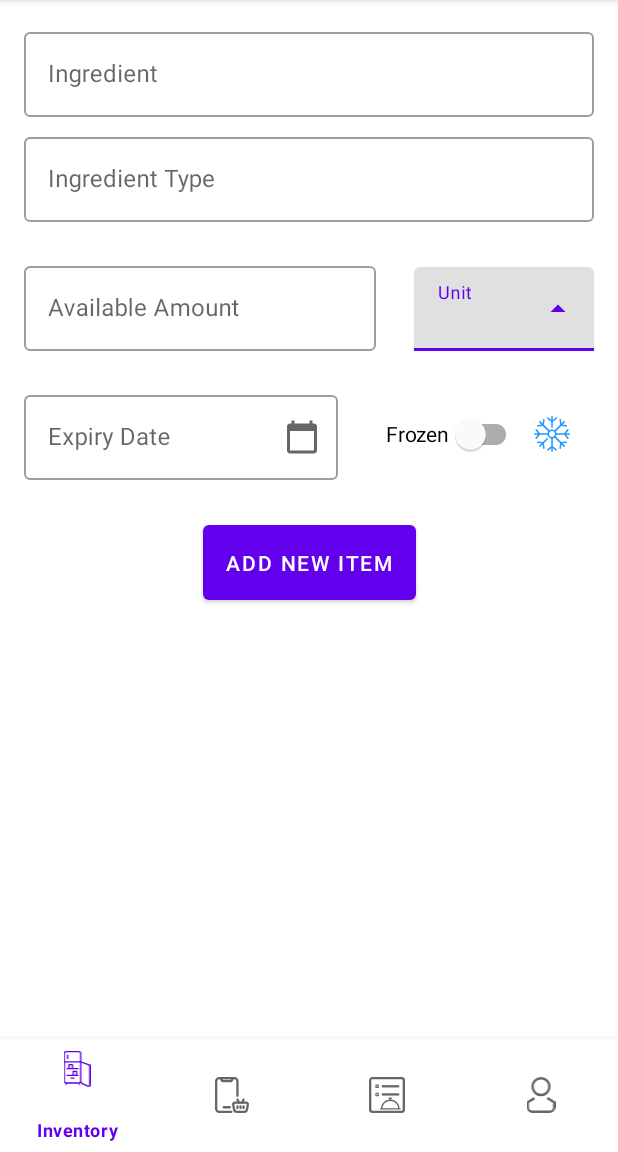
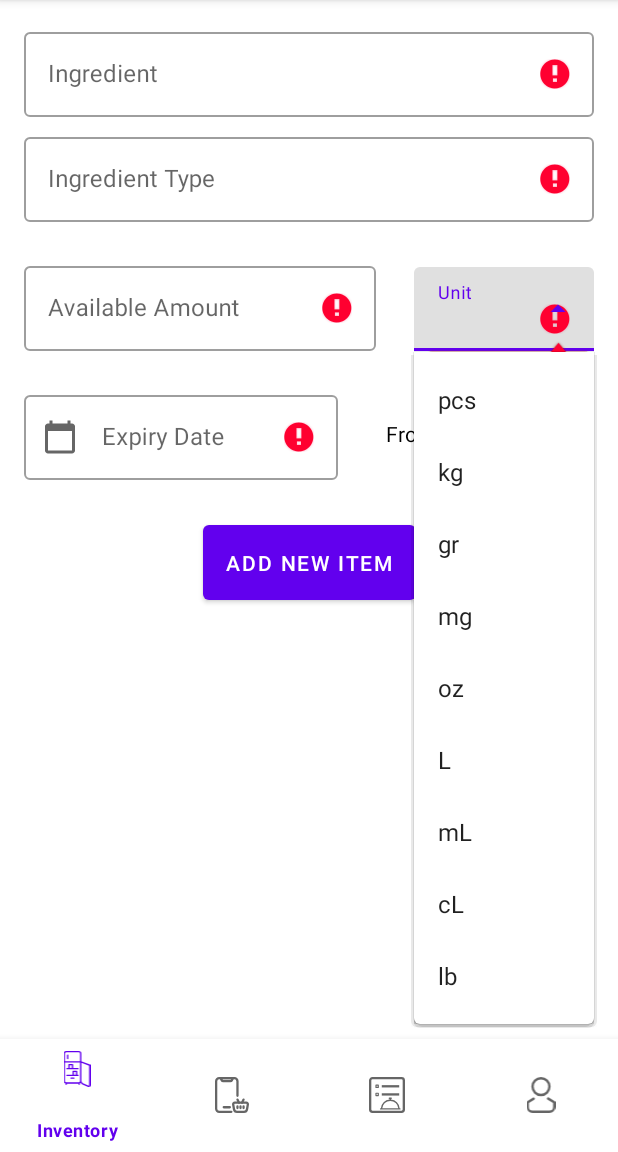
Before and after one commit to aryeahtyagi/diett, an Android app: the InventoryAddItem screen opened through its navigation route, after a tap on an icon or button, on a phone screen of 412 x 824 dp, the part 84-1236 px from its top. Run offline under Robolectric (Android 15) with nearby library versions, the phone set to English and light mode, and no system bars; our stand-ins replace navigation-ui; 1 other tap on this screen came first.

Commit message:
insert new inventory item funcitonality completed

```diff
--- a/app/src/main/AndroidManifest.xml
+++ b/app/src/main/AndroidManifest.xml
@@ -3,6 +3,7 @@
     package="com.aryanakbarpour.dietplanner">
 
     <application
+        android:name=".DietPlannerApplication"
         android:allowBackup="true"
         android:icon="@mipmap/ic_launcher"
         android:label="@string/app_name"
--- a/app/src/main/java/com/aryanakbarpour/dietplanner/InventoryAddItem.kt
+++ b/app/src/main/java/com/aryanakbarpour/dietplanner/InventoryAddItem.kt
@@ -1,35 +1,167 @@
 package com.aryanakbarpour.dietplanner
 
+import android.R
+import android.app.DatePickerDialog
 import android.os.Bundle
 import android.view.LayoutInflater
 import android.view.View
 import android.view.ViewGroup
+import android.widget.ArrayAdapter
 import androidx.fragment.app.Fragment
+import androidx.fragment.app.activityViewModels
+import androidx.navigation.fragment.findNavController
+import com.aryanakbarpour.dietplanner.databinding.FragmentInventoryAddItemBinding
+import com.aryanakbarpour.dietplanner.viewmodel.InventoryViewModel
+import com.aryanakbarpour.dietplanner.viewmodel.InventoryViewModelFactory
+import java.util.*
 
 class InventoryAddItem : Fragment() {
+    private val viewModel: InventoryViewModel by activityViewModels{
+        InventoryViewModelFactory(
+            (activity?.application as DietPlannerApplication).database.ingredientDao(),
+            (activity?.application as DietPlannerApplication).database.inventoryDao()
+        )
+    }
+
+    private var _binding: FragmentInventoryAddItemBinding? = null
+    private val binding get() = _binding!!
+
+    private lateinit var expiryDate: Date
 
     override fun onCreateView(
         inflater: LayoutInflater, container: ViewGroup?,
         savedInstanceState: Bundle?
     ): View? {
         // Inflate the layout for this fragment
-        return inflater.inflate(R.layout.fragment_inventory_add_item, container, false)
+        _binding = FragmentInventoryAddItemBinding.inflate(inflater, container, false)
+        return binding.root
     }
 
-    companion object {
-        /**
-         * Use this factory method to create a new instance of
-         * this fragment using the provided parameters.
-         *
-         * @param param1 Parameter 1.
-         * @param param2 Parameter 2.
-         * @return A new instance of fragment InventoryAddItem.
-         */
-        // TODO: Rename and change types and number of parameters
-        @JvmStatic
-        fun newInstance(param1: String, param2: String) =
-            InventoryAddItem().apply {
+    override fun onViewCreated(view: View, savedInstanceState: Bundle?) {
+        super.onViewCreated(view, savedInstanceState)
 
+        binding.addItemConfirmBtn.setOnClickListener {addNewInventoryItem()}
+
+        // Setup ingredients inputs autocomplete values
+        viewModel.retrieveIngredients().observe(this.viewLifecycleOwner) {
+            val ingredientsListNames: MutableList<String>  = mutableListOf()
+            for (i in it) {
+                ingredientsListNames.add(i.ingredientName)
             }
+            val ingredientAutoCompleteAdapter = ArrayAdapter(view.context, R.layout.simple_list_item_1, ingredientsListNames)
+            binding.ingredientNameTextInput.setAdapter(ingredientAutoCompleteAdapter)
+        }
+
+        binding.ingredientNameTextInput.setOnItemClickListener {_, _, _, _ ->
+            viewModel.retrieveCategoryFromIngredientName(binding.ingredientNameTextInput.text.toString())
+                .observe(this.viewLifecycleOwner) {
+                    binding.categoryTextInput.setText(it[0].categoryName)
+                }
+
+        }
+
+        // Setup categories inputs autocomplete values
+        viewModel.retrieveIngredientCategories().observe(this.viewLifecycleOwner) {
+            val categoriesNameList: MutableList<String> = mutableListOf()
+            for (i in it){
+                categoriesNameList.add(i.categoryName)
+            }
+            val categoriesAutoCompleteAdapter = ArrayAdapter(view.context, R.layout.simple_list_item_1, categoriesNameList)
+            binding.categoryTextInput.setAdapter(categoriesAutoCompleteAdapter)
+        }
+
+        // setup date picker
+        val cal = Calendar.getInstance()
+        val year = cal.get(Calendar.YEAR)
+        val month = cal.get(Calendar.MONTH)
+        val day = cal.get(Calendar.DAY_OF_MONTH)
+
+        binding.expiryPickerInput.setOnFocusChangeListener { _, b ->
+            if (b) {
+                val datePickerDialog = DatePickerDialog(
+                    view.context,
+                    DatePickerDialog.OnDateSetListener { _, mYear, mMonth, mDay ->
+                        val pickedString = "$mDay/$mMonth/$mYear"
+                        binding.expiryPickerInput.setText(pickedString)
+
+                        cal.set(mYear, mMonth, mDay)
+                        expiryDate = cal.time
+                        println(expiryDate.toString())
+                        binding.expiryPickerField.isErrorEnabled = false
+                    },
+                    year,
+                    month,
+                    day
+                )
+                datePickerDialog.show()
+            }
+
+
+        }
+
+        // Setup units
+        val units = resources.getStringArray(com.aryanakbarpour.dietplanner.R.array.units)
+        val unitsAdapter = ArrayAdapter(view.context, R.layout.simple_list_item_1, units)
+        binding.amountTypeExposedDropdown.setAdapter(unitsAdapter)
+
+    }
+
+    private fun addNewInventoryItem() {
+
+        if (!validateInputFields())
+            return
+
+        val frozenState = binding.isFrozenSwitch.isChecked
+
+        val quantity = binding.quantityTextInput.text.toString() +
+                        " " +
+                        binding.amountTypeExposedDropdown.text.toString()
+
+
+        val name = binding.ingredientNameTextInput.text.toString()
+        val category = binding.categoryTextInput.text.toString()
+
+        if (!this::expiryDate.isInitialized && frozenState) {
+            if (frozenState)
+                expiryDate = Calendar.getInstance().time
+            else
+                return
+        }
+
+        viewModel.addNewInventoryItem(quantity , expiryDate, frozenState, name, category)
+
+        val action = InventoryAddItemDirections.actionInventoryAddItemToInventoryFragment()
+        findNavController().navigate(action)
+    }
+
+    private fun validateInputFields() : Boolean {
+
+        var checkValid : Boolean = true
+        if (binding.ingredientNameTextInput.text.toString().isEmpty()) {
+            binding.ingredientNameTextInput.error = "Enter name of ingredient"
+            checkValid = false
+        }
+
+        if (binding.categoryTextInput.text.toString().isEmpty()) {
+            binding.categoryTextInput.error = "Enter category of ingredient"
+            checkValid = false
+        }
+
+        if (binding.quantityTextInput.text.toString().isEmpty()) {
+            binding.quantityTextInput.error = "Enter the amount"
+            checkValid = false
+        }
+
+        if(binding.amountTypeExposedDropdown.text.toString().isEmpty()) {
+            binding.amountTypeExposedDropdown.error = "Select a unit"
+        }
+
+        if (!this::expiryDate.isInitialized && !binding.isFrozenSwitch.isChecked) {
+            binding.expiryPickerInput.error = "Enter expiry date"
+            checkValid = false
+        }
+
+        return checkValid
+
     }
 }
--- a/app/src/main/java/com/aryanakbarpour/dietplanner/data/Ingredient.kt
+++ b/app/src/main/java/com/aryanakbarpour/dietplanner/data/Ingredient.kt
@@ -5,7 +5,7 @@ import androidx.room.*
 @Entity(tableName = "ingredient_category")
 data class IngredientCategory (
     @PrimaryKey(autoGenerate = true)
-    val id: Int = 0,
+    val id: Long = 0,
     val categoryName: String
 )
 
@@ -19,10 +19,10 @@ data class IngredientCategory (
 ])
 class Ingredient (
     @PrimaryKey(autoGenerate = true)
-    val id: Int = 0,
+    val id: Long = 0,
     val ingredientName: String,
     @ColumnInfo(index = true)
-    val categoryId: Int
+    val categoryId: Long
 )
 
 data class CategorisedIngredients(
--- a/app/src/main/java/com/aryanakbarpour/dietplanner/data/IngredientDao.kt
+++ b/app/src/main/java/com/aryanakbarpour/dietplanner/data/IngredientDao.kt
@@ -6,16 +6,31 @@ import kotlinx.coroutines.flow.Flow
 @Dao
 interface IngredientDao {
     @Insert(onConflict = OnConflictStrategy.IGNORE)
-    suspend fun insertIngredientCat(ingredientCategory: IngredientCategory)
+    suspend fun insertIngredientCat(ingredientCategory: IngredientCategory) : Long
 
     @Insert(onConflict = OnConflictStrategy.IGNORE)
-    suspend fun insertIngredient(ingredient: Ingredient)
+    suspend fun insertIngredient(ingredient: Ingredient) : Long
+
+    @Query("SELECT id FROM ingredient_category WHERE categoryName = :name")
+    suspend fun getCategoryIdFromName(name: String): List<Long>
+
+    @Query("SELECT id FROM ingredient WHERE ingredientName = :name")
+    suspend fun getIngredientIdFromName(name: String): List<Long>
 
     @Query("SELECT * FROM ingredient WHERE ingredientName = :name")
     fun getIngredientFromName(name: String): Flow<List<Ingredient>>
 
     @Query("SELECT * FROM ingredient WHERE id = :id")
-    fun getIngredientFromId(id: Int): Flow<List<Ingredient>>
+    fun getIngredientFromId(id: Long): Flow<List<Ingredient>>
+
+    @Query("SELECT * FROM ingredient_category WHERE id = (SELECT categoryId FROM ingredient WHERE ingredientName = :name)")
+    fun getCategoryFromIngredientName(name: String) : Flow<List<IngredientCategory>>
+
+    @Query("SELECT * FROM ingredient")
+    fun getAllIngredients() : Flow<List<Ingredient>>
+
+    @Query("SELECT * FROM ingredient_category")
+    fun getAllIngredientCategories() : Flow<List<IngredientCategory>>
 
     @Transaction
     @Query("SELECT * FROM ingredient_category")
--- a/app/src/main/java/com/aryanakbarpour/dietplanner/data/Inventory.kt
+++ b/app/src/main/java/com/aryanakbarpour/dietplanner/data/Inventory.kt
@@ -13,9 +13,9 @@ import java.util.*
 ])
 data class InventoryItemDetail(
     @PrimaryKey(autoGenerate = true)
-    val id: Int,
+    val id: Long = 0,
     @ColumnInfo(index = true)
-    val ingredientId: Int,
+    val ingredientId: Long,
     val quantity: String,
     val expiry: Date,
     val isFrozen: Boolean
--- a/app/src/main/java/com/aryanakbarpour/dietplanner/data/InventoryDao.kt
+++ b/app/src/main/java/com/aryanakbarpour/dietplanner/data/InventoryDao.kt
@@ -6,7 +6,7 @@ import kotlinx.coroutines.flow.Flow
 @Dao
 interface InventoryDao {
     @Insert(onConflict = OnConflictStrategy.IGNORE)
-    suspend fun insertInventoryItem(inventoryItemDetail: InventoryItemDetail)
+    suspend fun insertInventoryItem(inventoryItemDetail: InventoryItemDetail) : Long
 
     @Update
     suspend fun updateInventoryItem(inventoryItemDetail: InventoryItemDetail)
--- a/app/src/main/res/layout/fragment_inventory_add_item.xml
+++ b/app/src/main/res/layout/fragment_inventory_add_item.xml
@@ -8,7 +8,7 @@
     android:layout_margin="@dimen/margin">
 
     <com.google.android.material.textfield.TextInputLayout
-        android:id="@+id/ingredient_name_text_input"
+        android:id="@+id/ingredient_name_text_field"
         style="@style/Widget.MaterialComponents.TextInputLayout.OutlinedBox.ExposedDropdownMenu"
         android:layout_width="match_parent"
         android:layout_height="wrap_content"
@@ -19,24 +19,26 @@
         app:endIconMode="none">
 
         <AutoCompleteTextView
+            android:id="@+id/ingredient_name_text_input"
             android:layout_width="match_parent"
             android:layout_height="wrap_content"
             android:background="@null" />
     </com.google.android.material.textfield.TextInputLayout>
 
     <com.google.android.material.textfield.TextInputLayout
-        android:id="@+id/category_text_input"
+        android:id="@+id/category_text_field"
         style="@style/Widget.MaterialComponents.TextInputLayout.OutlinedBox.ExposedDropdownMenu"
         android:layout_width="match_parent"
         android:layout_height="wrap_content"
         android:hint="Ingredient Type"
         android:layout_marginTop="@dimen/margin_between_elements"
-        app:layout_constraintTop_toBottomOf="@id/ingredient_name_text_input"
+        app:layout_constraintTop_toBottomOf="@id/ingredient_name_text_field"
         app:layout_constraintStart_toStartOf="parent"
         app:layout_constraintEnd_toEndOf="parent"
         app:endIconMode="none">
 
         <AutoCompleteTextView
+            android:id="@+id/category_text_input"
             android:layout_width="match_parent"
             android:layout_height="wrap_content"
             android:background="@null" />
@@ -51,9 +53,10 @@
         android:hint="Available Amount"
         app:layout_constraintEnd_toStartOf="@id/amount_type_combo_box"
         app:layout_constraintStart_toStartOf="parent"
-        app:layout_constraintTop_toBottomOf="@id/category_text_input">
+        app:layout_constraintTop_toBottomOf="@id/category_text_field">
 
         <com.google.android.material.textfield.TextInputEditText
+            android:id="@+id/quantity_text_input"
             android:layout_width="match_parent"
             android:layout_height="wrap_content" />
     </com.google.android.material.textfield.TextInputLayout>
@@ -85,15 +88,16 @@
         android:layout_height="wrap_content"
         android:layout_marginTop="24dp"
         android:hint="Expiry Date"
-        app:endIconDrawable="@drawable/ic_calendar"
-        app:endIconMode="custom"
+        app:startIconDrawable="@drawable/ic_calendar"
         app:layout_constraintEnd_toStartOf="@id/is_frozen_switch"
         app:layout_constraintStart_toStartOf="parent"
         app:layout_constraintTop_toBottomOf="@id/quantity_text_field">
 
         <com.google.android.material.textfield.TextInputEditText
+            android:id="@+id/expiry_picker_input"
             android:layout_width="match_parent"
-            android:layout_height="wrap_content" />
+            android:layout_height="wrap_content"
+            android:editable="false" />
     </com.google.android.material.textfield.TextInputLayout>
 
     <com.google.android.material.switchmaterial.SwitchMaterial
--- a/app/src/main/res/values/strings.xml
+++ b/app/src/main/res/values/strings.xml
@@ -2,4 +2,17 @@
     <string name="app_name">Diet Planner</string>
     <!-- TODO: Remove or change this placeholder text -->
     <string name="hello_blank_fragment">Hello blank fragment</string>
+
+    <string-array name="units">
+        <item>pcs</item>
+        <item>kg</item>
+        <item>gr</item>
+        <item>mg</item>
+        <item>oz</item>
+        <item>L</item>
+        <item>mL</item>
+        <item>cL</item>
+        <item>lb</item>
+    </string-array>
+
 </resources>
```
Also changed, not shown: app/src/main/java/com/aryanakbarpour/dietplanner/viewmodel/InventoryViewModel.kt (+54 -4 lines).
